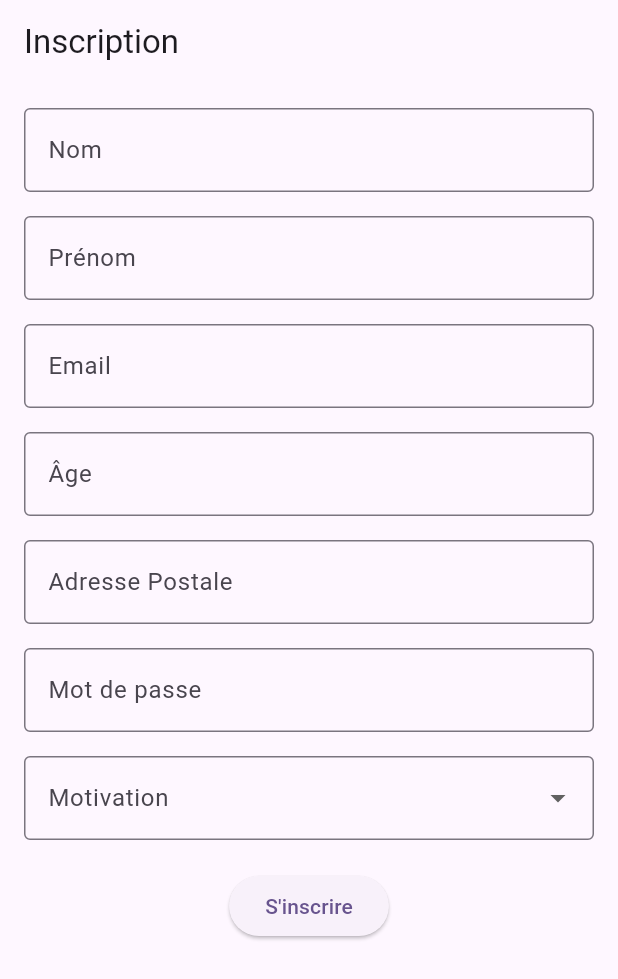
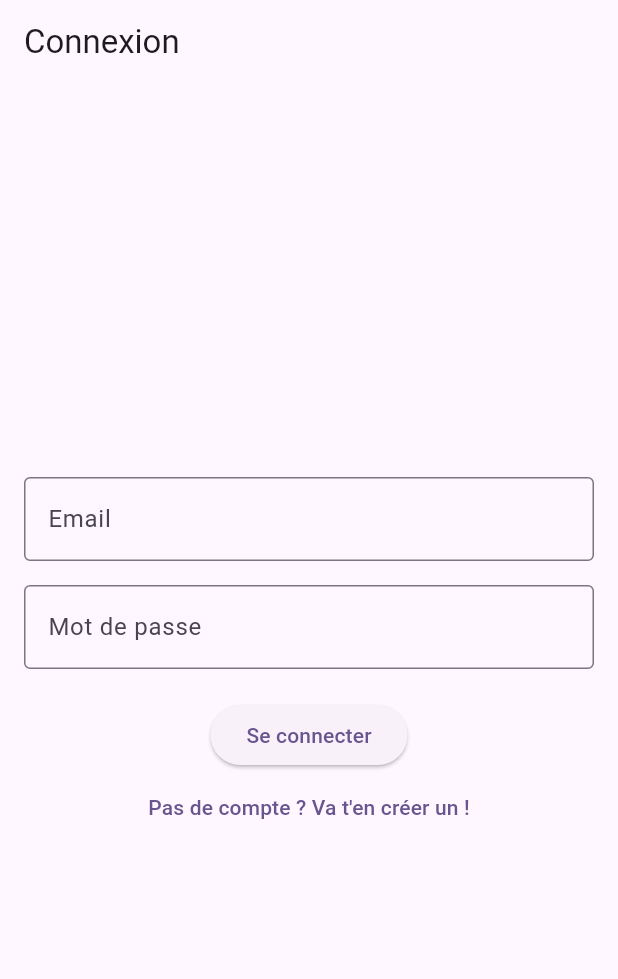
Before and after one commit to Sllappo/sprint_flutter, a Flutter app: the screen it shows after launch, on a phone screen of 412 x 824 dp. Shown: the top 979 px of the screen. Run offline on Flutter 3.47's test engine with Material 3 defaults, Android fonts, the phone set to English and light mode, and no system bars; our stand-ins replace flutter_dotenv; missing offline and left inert: dart:ffi, mongo_dart.

Commit message:
add Login finish + route for register and login + redirection after login or register

```diff
--- /dev/null
+++ b/lib/View/formLogin.dart
@@ -0,0 +1,98 @@
+// lib/View/FormLogin.dart
+import 'package:flutter/material.dart';
+import '../Controller/loginVerification.dart';
+
+class FormLogin extends StatefulWidget {
+  const FormLogin({super.key});
+
+  @override
+  State<FormLogin> createState() => _FormLoginState();
+}
+
+class _FormLoginState extends State<FormLogin> {
+  final _formKey = GlobalKey<FormState>();
+
+  // Variable des données des inputs
+  final TextEditingController _emailController = TextEditingController();
+  final TextEditingController _passwordController = TextEditingController();
+
+  // Soumission du formulaire
+  void _submitLogin() async {
+    if (_formKey.currentState!.validate()) {
+      final String email = _emailController.text;
+      final String password = _passwordController.text;
+
+      // on appel la fonction LoginUser qui renvoie Faux ou True si c'est True ça veut dire que le User existe
+      bool isLoggedIn = await loginUser(email, password);
+
+      if (isLoggedIn) {
+        Navigator.pushReplacementNamed(context, '/form/profil'); // redirige page profil si il le if fonctionne
+        print('Connexion réussie pour $email');
+      } else {
+        print('Email ou mot de passe incorrect');
+      }
+    }
+  }
+  // Le form
+  @override
+  Widget build(BuildContext context) {
+    return Scaffold(
+      appBar: AppBar(
+        title: const Text('Connexion'),
+      ),
+      body: Padding(
+        padding: const EdgeInsets.all(16.0),
+        child: Form(
+          key: _formKey,
+          child: Column(
+            mainAxisAlignment: MainAxisAlignment.center,
+            children: [
+              TextFormField(
+                controller: _emailController,
+                decoration: const InputDecoration(
+                  labelText: 'Email',
+                  border: OutlineInputBorder(),
+                ),
+                keyboardType: TextInputType.emailAddress,
+                validator: (value) {
+                  if (value == null || value.isEmpty) {
+                    return 'Veuillez entrer votre email';
+                  }
+                  return null;
+                },
+              ),
+              const SizedBox(height: 16),
+              TextFormField(
+                controller: _passwordController,
+                decoration: const InputDecoration(
+                  labelText: 'Mot de passe',
+                  border: OutlineInputBorder(),
+                ),
+                obscureText: true,
+                validator: (value) {
+                  if (value == null || value.isEmpty) {
+                    return 'Veuillez entrer votre mot de passe';
+                  }
+                  return null;
+                },
+              ),
+              const SizedBox(height: 20),
+              ElevatedButton(
+                onPressed: _submitLogin,
+                child: const Text('Se connecter'),
+              ),
+              TextButton(
+                onPressed: () {
+                  Navigator.pushNamed(context, '/form/register');
+                },
+                child: const Text(
+                  "Pas de compte ? Va t'en créer un !",
+                ),
+              ),
+            ],
+          ),
+        ),
+      ),
+    );
+  }
+}
--- a/lib/main.dart
+++ b/lib/main.dart
@@ -7,6 +7,7 @@
 import 'View/managementTests.dart';
 import 'View/showResults.dart';
 import 'View/quiz_page.dart';
+import 'View/formLogin.dart';
 
 
 void main() {
@@ -28,6 +29,7 @@
       initialRoute: '/',
       routes: {
         '/form/register': (context) => const FormRegister(),
+        '/form/login': (context) => const FormLogin(),
         '/admin': (context) => const AdminCenter(),
         '/admin/management-questions': (context) => const ManagementQuestions(),
         '/admin/management-tests': (context) => const ManagementTests(),
@@ -35,7 +37,7 @@
         '/quiz': (context) => const QuizPage(),
         '/form/profil': (context) => const ProfilePage(),
       },
-      home: const FormRegister(),
+      home: const FormLogin(),
 
     );
   }
```
Also changed, not shown: lib/Controller/loginVerification.dart (added, +16 -0 lines), lib/View/formRegister.dart (+17 -3 lines).
